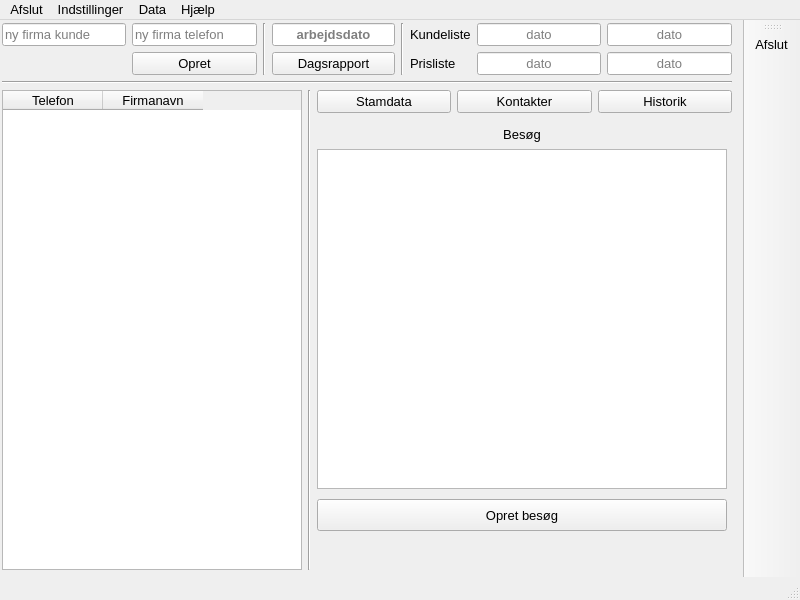
This is buildtools/ui/main_window.ui in fhdk/eordre2 as Qt 5 draws it before an edit. The edited form follows.
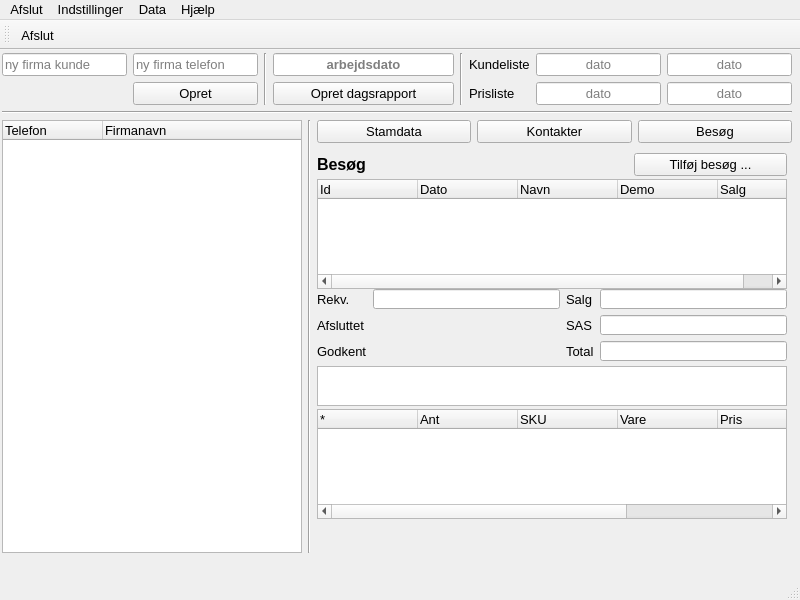
This is the edited form. Icons and pictures are not drawn.

```diff
--- a/buildtools/ui/main_window.ui
+++ b/buildtools/ui/main_window.ui
@@ -16,6 +16,12 @@
     <height>600</height>
    </size>
   </property>
+  <property name="maximumSize">
+   <size>
+    <width>800</width>
+    <height>16777215</height>
+   </size>
+  </property>
   <property name="font">
    <font>
     <pointsize>11</pointsize>
@@ -51,8 +57,8 @@
      <rect>
       <x>2</x>
       <y>3</y>
-      <width>730</width>
-      <height>547</height>
+      <width>790</width>
+      <height>500</height>
      </rect>
     </property>
     <property name="font">
@@ -178,7 +184,7 @@
             <string>Her opretter du en ny dagsrapport</string>
            </property>
            <property name="text">
-            <string>Dagsrapport</string>
+            <string>Opret dagsrapport</string>
            </property>
           </widget>
          </item>
@@ -355,13 +361,7 @@
      <item>
       <layout class="QHBoxLayout" name="mainGrid">
        <item>
-        <widget class="QTableWidget" name="tblCustomerList">
-         <property name="minimumSize">
-          <size>
-           <width>300</width>
-           <height>0</height>
-          </size>
-         </property>
+        <widget class="QTreeWidget" name="widgetCustomerList">
          <property name="maximumSize">
           <size>
            <width>300</width>
@@ -377,11 +377,20 @@
          <property name="editTriggers">
           <set>QAbstractItemView::NoEditTriggers</set>
          </property>
-         <property name="sortingEnabled">
-          <bool>true</bool>
+         <property name="indentation">
+          <number>0</number>
          </property>
-         <property name="cornerButtonEnabled">
-          <bool>true</bool>
+         <property name="rootIsDecorated">
+          <bool>false</bool>
+         </property>
+         <property name="itemsExpandable">
+          <bool>false</bool>
+         </property>
+         <property name="expandsOnDoubleClick">
+          <bool>false</bool>
+         </property>
+         <property name="columnCount">
+          <number>2</number>
          </property>
          <column>
           <property name="text">
@@ -425,25 +434,7 @@
               <string>Tryk her for at vise historik for kunde</string>
              </property>
              <property name="text">
-              <string>Historik</string>
-             </property>
-            </widget>
-           </item>
-           <item row="0" column="0">
-            <widget class="QPushButton" name="btnMasterData">
-             <property name="font">
-              <font>
-               <pointsize>10</pointsize>
-              </font>
-             </property>
-             <property name="toolTip">
-              <string>Vis stamdata</string>
-             </property>
-             <property name="statusTip">
-              <string>Klik her for at vise stamdata for kunde</string>
-             </property>
-             <property name="text">
-              <string>Stamdata</string>
+              <string>Besøg</string>
              </property>
             </widget>
            </item>
@@ -465,6 +456,24 @@
              </property>
             </widget>
            </item>
+           <item row="0" column="0">
+            <widget class="QPushButton" name="btnShowMasterdata">
+             <property name="font">
+              <font>
+               <pointsize>10</pointsize>
+              </font>
+             </property>
+             <property name="toolTip">
+              <string>Vis stamdata</string>
+             </property>
+             <property name="statusTip">
+              <string>Klik her for at vise stamdata for kunde</string>
+             </property>
+             <property name="text">
+              <string>Stamdata</string>
+             </property>
+            </widget>
+           </item>
           </layout>
          </item>
          <item>
@@ -819,48 +828,403 @@
             </widget>
            </widget>
            <widget class="QWidget" name="widgetVisitsPage">
-            <widget class="QPushButton" name="buttonCreateVisit">
-             <property name="geometry">
-              <rect>
-               <x>0</x>
-               <y>380</y>
-               <width>410</width>
-               <height>32</height>
-              </rect>
-             </property>
-             <property name="text">
-              <string>Opret besøg</string>
-             </property>
-            </widget>
-            <widget class="QLabel" name="labelHistoryData">
+            <widget class="QWidget" name="gridLayoutWidget">
              <property name="geometry">
               <rect>
                <x>0</x>
                <y>0</y>
-               <width>410</width>
-               <height>30</height>
+               <width>470</width>
+               <height>31</height>
               </rect>
              </property>
-             <property name="text">
-              <string>Besøg</string>
+             <layout class="QGridLayout" name="gridLayout">
+              <item row="0" column="1">
+               <widget class="QLabel" name="label">
+                <property name="text">
+                 <string/>
+                </property>
+               </widget>
+              </item>
+              <item row="0" column="0">
+               <widget class="QLabel" name="labelHistoryData">
+                <property name="font">
+                 <font>
+                  <pointsize>12</pointsize>
+                  <weight>75</weight>
+                  <bold>true</bold>
+                 </font>
+                </property>
+                <property name="text">
+                 <string>Besøg</string>
+                </property>
+                <property name="alignment">
+                 <set>Qt::AlignLeading|Qt::AlignLeft|Qt::AlignVCenter</set>
+                </property>
+               </widget>
+              </item>
+              <item row="0" column="2">
+               <widget class="QPushButton" name="btnVisitDialog">
+                <property name="text">
+                 <string>Tilføj besøg ...</string>
+                </property>
+               </widget>
+              </item>
+             </layout>
+            </widget>
+            <widget class="QWidget" name="gridLayoutWidget_4">
+             <property name="geometry">
+              <rect>
+               <x>0</x>
+               <y>140</y>
+               <width>470</width>
+               <height>74</height>
+              </rect>
              </property>
-             <property name="alignment">
-              <set>Qt::AlignCenter</set>
-             </property>
+             <layout class="QGridLayout" name="gridLayout_4">
+              <item row="0" column="2">
+               <widget class="QLabel" name="label_4">
+                <property name="text">
+                 <string>Salg</string>
+                </property>
+               </widget>
+              </item>
+              <item row="0" column="0">
+               <widget class="QLabel" name="label_3">
+                <property name="maximumSize">
+                 <size>
+                  <width>16777215</width>
+                  <height>16</height>
+                 </size>
+                </property>
+                <property name="text">
+                 <string>Rekv.</string>
+                </property>
+               </widget>
+              </item>
+              <item row="0" column="3">
+               <widget class="QLineEdit" name="txtSale">
+                <property name="sizePolicy">
+                 <sizepolicy hsizetype="Expanding" vsizetype="Expanding">
+                  <horstretch>0</horstretch>
+                  <verstretch>0</verstretch>
+                 </sizepolicy>
+                </property>
+                <property name="maximumSize">
+                 <size>
+                  <width>16777215</width>
+                  <height>20</height>
+                 </size>
+                </property>
+                <property name="alignment">
+                 <set>Qt::AlignRight|Qt::AlignTrailing|Qt::AlignVCenter</set>
+                </property>
+                <property name="readOnly">
+                 <bool>true</bool>
+                </property>
+               </widget>
+              </item>
+              <item row="0" column="1">
+               <widget class="QLineEdit" name="txtPoNumber">
+                <property name="sizePolicy">
+                 <sizepolicy hsizetype="Expanding" vsizetype="Maximum">
+                  <horstretch>0</horstretch>
+                  <verstretch>0</verstretch>
+                 </sizepolicy>
+                </property>
+                <property name="maximumSize">
+                 <size>
+                  <width>16777215</width>
+                  <height>20</height>
+                 </size>
+                </property>
+                <property name="readOnly">
+                 <bool>true</bool>
+                </property>
+               </widget>
+              </item>
+              <item row="1" column="1">
+               <widget class="QLabel" name="lblSent">
+                <property name="sizePolicy">
+                 <sizepolicy hsizetype="Preferred" vsizetype="Maximum">
+                  <horstretch>0</horstretch>
+                  <verstretch>0</verstretch>
+                 </sizepolicy>
+                </property>
+                <property name="maximumSize">
+                 <size>
+                  <width>16777215</width>
+                  <height>16</height>
+                 </size>
+                </property>
+                <property name="font">
+                 <font>
+                  <weight>75</weight>
+                  <bold>true</bold>
+                 </font>
+                </property>
+                <property name="text">
+                 <string/>
+                </property>
+               </widget>
+              </item>
+              <item row="1" column="0">
+               <widget class="QLabel" name="label_7">
+                <property name="maximumSize">
+                 <size>
+                  <width>16777215</width>
+                  <height>16</height>
+                 </size>
+                </property>
+                <property name="text">
+                 <string>Afsluttet</string>
+                </property>
+               </widget>
+              </item>
+              <item row="2" column="1">
+               <widget class="QLabel" name="lblApproved">
+                <property name="sizePolicy">
+                 <sizepolicy hsizetype="Preferred" vsizetype="Maximum">
+                  <horstretch>0</horstretch>
+                  <verstretch>0</verstretch>
+                 </sizepolicy>
+                </property>
+                <property name="maximumSize">
+                 <size>
+                  <width>16777215</width>
+                  <height>16</height>
+                 </size>
+                </property>
+                <property name="font">
+                 <font>
+                  <weight>75</weight>
+                  <bold>true</bold>
+                 </font>
+                </property>
+                <property name="text">
+                 <string/>
+                </property>
+               </widget>
+              </item>
+              <item row="1" column="2">
+               <widget class="QLabel" name="label_6">
+                <property name="maximumSize">
+                 <size>
+                  <width>16777215</width>
+                  <height>16</height>
+                 </size>
+                </property>
+                <property name="text">
+                 <string>SAS</string>
+                </property>
+               </widget>
+              </item>
+              <item row="1" column="3">
+               <widget class="QLineEdit" name="txtSas">
+                <property name="sizePolicy">
+                 <sizepolicy hsizetype="Expanding" vsizetype="Expanding">
+                  <horstretch>0</horstretch>
+                  <verstretch>0</verstretch>
+                 </sizepolicy>
+                </property>
+                <property name="maximumSize">
+                 <size>
+                  <width>16777215</width>
+                  <height>20</height>
+                 </size>
+                </property>
+                <property name="alignment">
+                 <set>Qt::AlignRight|Qt::AlignTrailing|Qt::AlignVCenter</set>
+                </property>
+                <property name="readOnly">
+                 <bool>true</bool>
+                </property>
+               </widget>
+              </item>
+              <item row="2" column="2">
+               <widget class="QLabel" name="label_5">
+                <property name="maximumSize">
+                 <size>
+                  <width>16777215</width>
+                  <height>16</height>
+                 </size>
+                </property>
+                <property name="text">
+                 <string>Total</string>
+                </property>
+               </widget>
+              </item>
+              <item row="2" column="3">
+               <widget class="QLineEdit" name="txtTotal">
+                <property name="sizePolicy">
+                 <sizepolicy hsizetype="Expanding" vsizetype="Expanding">
+                  <horstretch>0</horstretch>
+                  <verstretch>0</verstretch>
+                 </sizepolicy>
+                </property>
+                <property name="maximumSize">
+                 <size>
+                  <width>16777215</width>
+                  <height>20</height>
+                 </size>
+                </property>
+                <property name="alignment">
+                 <set>Qt::AlignRight|Qt::AlignTrailing|Qt::AlignVCenter</set>
+                </property>
+                <property name="readOnly">
+                 <bool>true</bool>
+                </property>
+               </widget>
+              </item>
+              <item row="2" column="0">
+               <widget class="QLabel" name="label_8">
+                <property name="text">
+                 <string>Godkent</string>
+                </property>
+               </widget>
+              </item>
+             </layout>
             </widget>
-            <widget class="QTreeView" name="treeView">
+            <widget class="QTreeWidget" name="widgetVisitList">
              <property name="geometry">
               <rect>
                <x>0</x>
                <y>30</y>
-               <width>410</width>
-               <height>340</height>
+               <width>470</width>
+               <height>110</height>
               </rect>
              </property>
-             <property name="statusTip">
-              <string>Dette er den historiske kontakt med kunden</string>
+             <property name="sizeAdjustPolicy">
+              <enum>QAbstractScrollArea::AdjustToContents</enum>
              </property>
+             <property name="editTriggers">
+              <set>QAbstractItemView::NoEditTriggers</set>
+             </property>
+             <property name="alternatingRowColors">
+              <bool>true</bool>
+             </property>
+             <property name="indentation">
+              <number>0</number>
+             </property>
+             <property name="rootIsDecorated">
+              <bool>false</bool>
+             </property>
+             <property name="itemsExpandable">
+              <bool>false</bool>
+             </property>
+             <property name="expandsOnDoubleClick">
+              <bool>false</bool>
+             </property>
+             <column>
+              <property name="text">
+               <string>Id</string>
+              </property>
+             </column>
+             <column>
+              <property name="text">
+               <string>Dato</string>
+              </property>
+             </column>
+             <column>
+              <property name="text">
+               <string>Navn</string>
+              </property>
+             </column>
+             <column>
+              <property name="text">
+               <string>Demo</string>
+              </property>
+             </column>
+             <column>
+              <property name="text">
+               <string>Salg</string>
+              </property>
+             </column>
             </widget>
+            <widget class="QTreeWidget" name="widgetVisitDetails">
+             <property name="geometry">
+              <rect>
+               <x>0</x>
+               <y>260</y>
+               <width>470</width>
+               <height>110</height>
+              </rect>
+             </property>
+             <property name="sizeAdjustPolicy">
+              <enum>QAbstractScrollArea::AdjustToContents</enum>
+             </property>
+             <property name="editTriggers">
+              <set>QAbstractItemView::NoEditTriggers</set>
+             </property>
+             <property name="alternatingRowColors">
+              <bool>true</bool>
+             </property>
+             <property name="selectionMode">
+              <enum>QAbstractItemView::NoSelection</enum>
+             </property>
+             <property name="indentation">
+              <number>0</number>
+             </property>
+             <property name="rootIsDecorated">
+              <bool>false</bool>
+             </property>
+             <property name="itemsExpandable">
+              <bool>false</bool>
+             </property>
+             <column>
+              <property name="text">
+               <string>*</string>
+              </property>
+             </column>
+             <column>
+              <property name="text">
+               <string>Ant</string>
+              </property>
+             </column>
+             <column>
+              <property name="text">
+               <string>SKU</string>
+              </property>
+             </column>
+             <column>
+              <property name="text">
+               <string>Vare</string>
+              </property>
+             </column>
+             <column>
+              <property name="text">
+               <string>Pris</string>
+              </property>
+             </column>
+             <column>
+              <property name="text">
+               <string>%</string>
+              </property>
+             </column>
+             <column>
+              <property name="text">
+               <string>Ekstra</string>
+              </property>
+             </column>
+            </widget>
+            <widget class="QTextEdit" name="txtVisitInfoText">
+             <property name="geometry">
+              <rect>
+               <x>0</x>
+               <y>217</y>
+               <width>470</width>
+               <height>40</height>
+              </rect>
+             </property>
+             <property name="readOnly">
+              <bool>true</bool>
+             </property>
+            </widget>
+            <zorder>txtVisitInfoText</zorder>
+            <zorder>gridLayoutWidget</zorder>
+            <zorder>gridLayoutWidget_4</zorder>
+            <zorder>widgetVisitList</zorder>
+            <zorder>widgetVisitDetails</zorder>
+            <zorder>widgetCustomerList</zorder>
            </widget>
           </widget>
          </item>
@@ -978,22 +1342,22 @@
     <set>Qt::AllToolBarAreas</set>
    </property>
    <property name="orientation">
-    <enum>Qt::Vertical</enum>
+    <enum>Qt::Horizontal</enum>
    </property>
    <property name="iconSize">
     <size>
-     <width>48</width>
-     <height>48</height>
+     <width>32</width>
+     <height>32</height>
     </size>
    </property>
    <property name="toolButtonStyle">
-    <enum>Qt::ToolButtonTextUnderIcon</enum>
+    <enum>Qt::ToolButtonIconOnly</enum>
    </property>
    <property name="floatable">
     <bool>false</bool>
    </property>
    <attribute name="toolBarArea">
-    <enum>RightToolBarArea</enum>
+    <enum>TopToolBarArea</enum>
    </attribute>
    <attribute name="toolBarBreak">
     <bool>false</bool>
```
Left out of the diff: 257 changed lines with no effect on the pictures.
